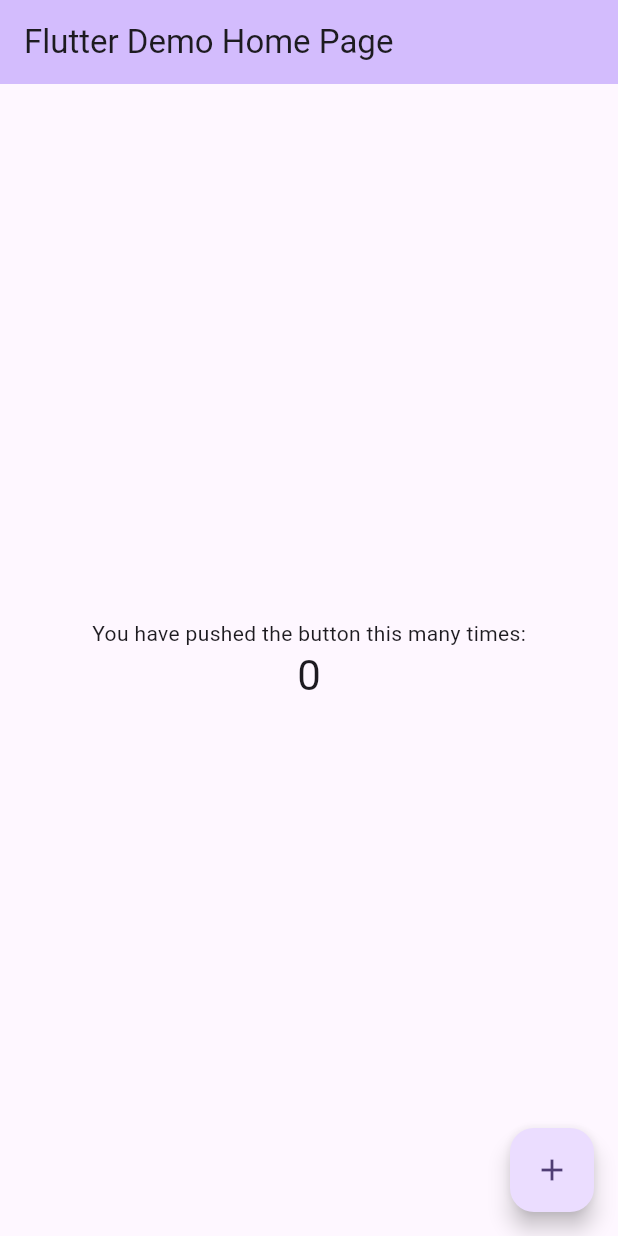
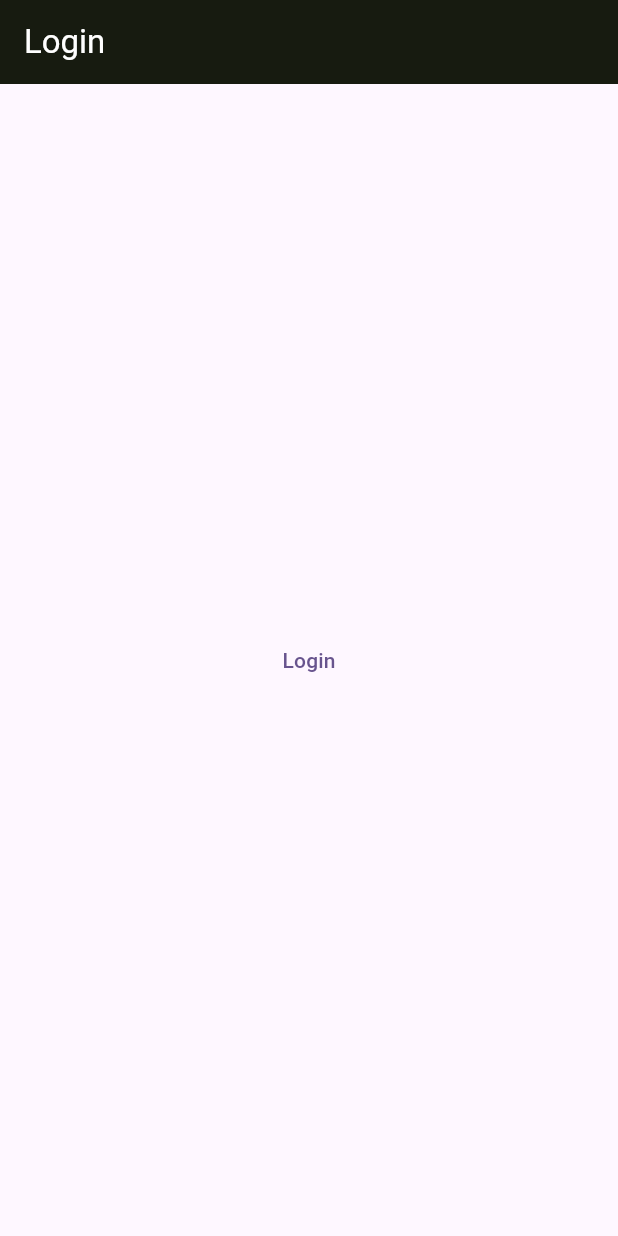
Before and after one commit to raphaelkathambana/tembeakenya, a Flutter app: the screen it shows after launch, on a phone screen of 412 x 824 dp. Run offline on Flutter 3.47's test engine with Material 3 defaults, Android fonts, the phone set to English and light mode, and no system bars; our stand-ins replace firebase_core; accounts and stored records are empty.

Commit message:
WE HAVE A LOGIN BUTTON! YIPPIE!!!!

```diff
--- a/lib/main.dart
+++ b/lib/main.dart
@@ -1,68 +1,102 @@
 import 'package:flutter/material.dart';
 
+// void main() {
+//   runApp(const MyApp());
+// }
+
+// class MyApp extends StatelessWidget {
+//   const MyApp({super.key});
+//   @override
+//   Widget build(BuildContext context) {
+//     return MaterialApp(
+//       title: 'Flutter Demo',
+//       theme: ThemeData(
+//         colorScheme: ColorScheme.fromSeed(seedColor: Colors.deepPurple),
+//         useMaterial3: true,
+//       ),
+//       home: const MyHomePage(title: 'TembeaKenya Home Page'),
+//     );
+//   }
+// }
+
+// class MyHomePage extends StatefulWidget {
+//   const MyHomePage({super.key, required this.title});
+//   final String title;
+
+//   @override
+//   State<MyHomePage> createState() => _MyHomePageState();
+// }
+
+// class _MyHomePageState extends State<MyHomePage> {
+//   int _counter = 0;
+
+//   void _incrementCounter() {
+//     setState(() {
+//       _counter++;
+//     });
+//   }
+
+//   @override
+//   Widget build(BuildContext context) {
+//     return Scaffold(
+//       appBar: AppBar(
+//         backgroundColor: Theme.of(context).colorScheme.inversePrimary,
+//         title: Text(widget.title),
+//       ),
+//       body: Center(
+//         child: Column(
+//           mainAxisAlignment: MainAxisAlignment.center,
+//           children: <Widget>[
+//             const Text(
+//               'You have pushed the button this many times:',
+//             ),
+//             Text(
+//               '$_counter',
+//               style: Theme.of(context).textTheme.headlineMedium,
+//             ),
+//           ],
+//         ),
+//       ),
+//       floatingActionButton: FloatingActionButton(
+//         onPressed: _incrementCounter,
+//         tooltip: 'Increment',
+//         child: const Icon(Icons.add),
+//       ),
+//     );
+//   }
+// }
+
+
+const backgroundDark = Color(0xFF171B10);
 void main() {
-  runApp(const MyApp());
+  runApp(MaterialApp(
+      title: 'Flutter Demo',
+      theme: ThemeData(
+        colorScheme: ColorScheme.fromSeed(seedColor: const Color.fromRGBO(103, 58, 183, 1)),
+        useMaterial3: true,
+        // primarySwatch: Colors.deepPurple,
+      ),
+      home: const HomePage(),
+    ),
+  );
 }
 
-class MyApp extends StatelessWidget {
-  const MyApp({super.key});
-  @override
-  Widget build(BuildContext context) {
-    return MaterialApp(
-      title: 'Flutter Demo',
-      theme: ThemeData(
-        colorScheme: ColorScheme.fromSeed(seedColor: Colors.deepPurple),
-        useMaterial3: true,
-      ),
-      home: const MyHomePage(title: 'Flutter Demo Home Page'),
-    );
-  }
-}
-
-class MyHomePage extends StatefulWidget {
-  const MyHomePage({super.key, required this.title});
-
-  final String title;
-
-  @override
-  State<MyHomePage> createState() => _MyHomePageState();
-}
-
-class _MyHomePageState extends State<MyHomePage> {
-  int _counter = 0;
-
-  void _incrementCounter() {
-    setState(() {
-
-      _counter++;
-    });
-  }
+class HomePage extends StatelessWidget {
+  const HomePage({super.key});
 
   @override
   Widget build(BuildContext context) {
+    // return Container(color: backgroundDark);
     return Scaffold(
       appBar: AppBar(
-        backgroundColor: Theme.of(context).colorScheme.inversePrimary,
-        title: Text(widget.title),
+        backgroundColor: backgroundDark,
+        title: const Text('Login', style: TextStyle(color: Colors.white)),
       ),
       body: Center(
-        child: Column(
-          mainAxisAlignment: MainAxisAlignment.center,
-          children: <Widget>[
-            const Text(
-              'You have pushed the button this many times:',
-            ),
-            Text(
-              '$_counter',
-              style: Theme.of(context).textTheme.headlineMedium,
-            ),
-          ],
+        child: TextButton(
+          onPressed: () {},
+          child: const Text('Login'),
         ),
-      ),
-      floatingActionButton: FloatingActionButton(
-        onPressed: _incrementCounter,
-        tooltip: 'Increment',
-        child: const Icon(Icons.add),
       ),
     );
   }
```
